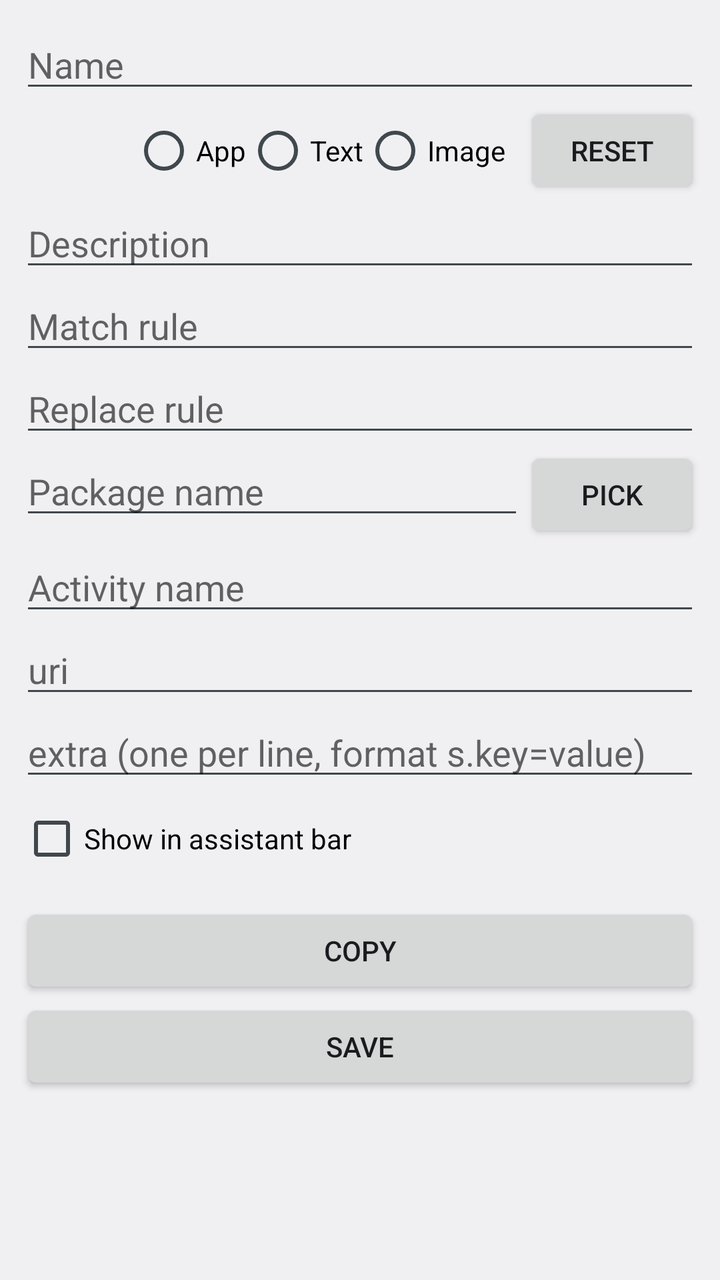
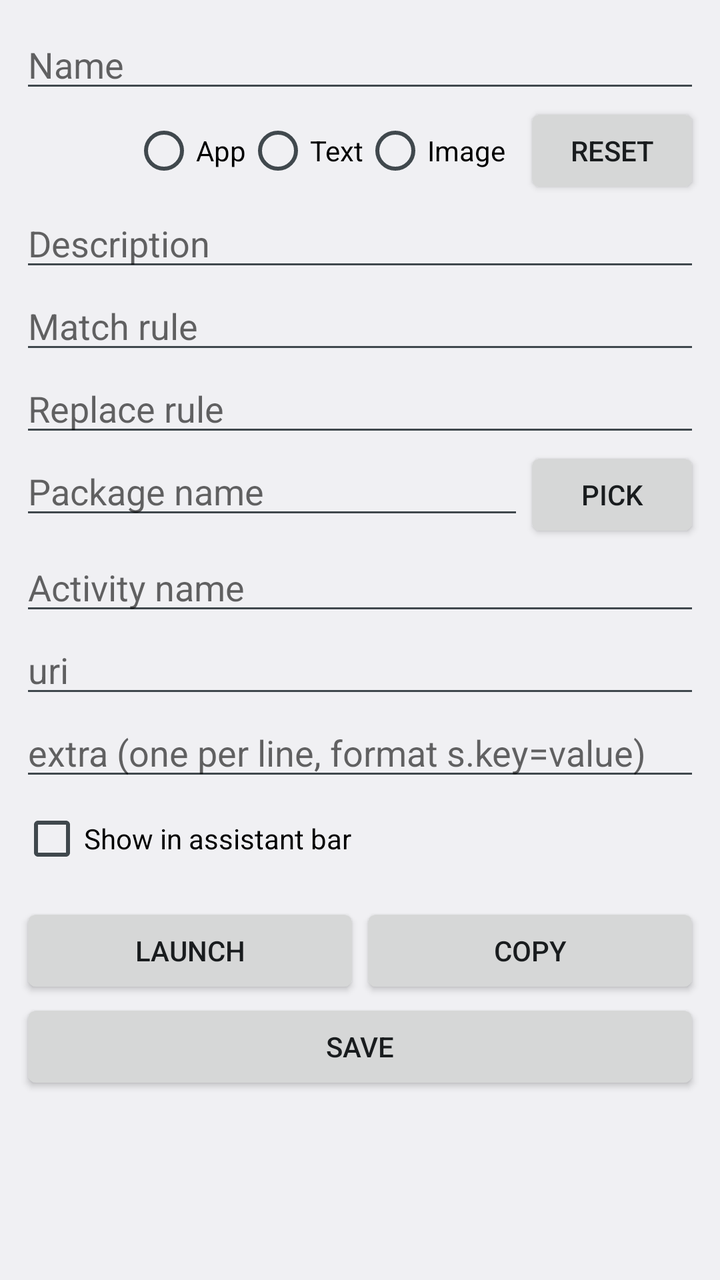

Screens rendered from an Android XML layout before and after an edit, with the pre-edit source and the edit as a unified diff.
<!-- AndroidManifest.xml: application theme AppTheme -->
<!-- res/layout/activity_jump_edit.xml -->
<?xml version="1.0" encoding="utf-8"?>
<ScrollView xmlns:android="http://schemas.android.com/apk/res/android"
    xmlns:tools="http://schemas.android.com/tools"
    android:layout_width="match_parent"
    android:layout_height="match_parent"
    android:fillViewport="true"
    android:fitsSystemWindows="true"
    tools:context=".JumpEditActivity"
    tools:ignore="Autofill,TextFields">

    <LinearLayout
        android:layout_width="match_parent"
        android:layout_height="wrap_content"
        android:orientation="vertical"
        android:padding="10dp">

        <EditText
            android:id="@+id/name"
            android:layout_width="match_parent"
            android:layout_height="wrap_content"
            android:hint="@string/name_hint" />

        <LinearLayout
            android:layout_width="match_parent"
            android:layout_height="wrap_content"
            android:gravity="center_vertical">

            <ImageView
                android:id="@+id/iconPreview"
                android:layout_width="48dp"
                android:layout_height="48dp"
                android:background="?android:attr/selectableItemBackground"
                android:contentDescription="@string/icon_desc"
                android:padding="4dp"
                android:scaleType="fitCenter" />

            <TextView
                android:id="@+id/iconValue"
                android:layout_width="0dp"
                android:layout_height="0dp"
                android:visibility="gone" />

            <RadioGroup
                android:id="@+id/iconTypeGroup"
                android:layout_width="0dp"
                android:layout_height="wrap_content"
                android:layout_marginStart="8dp"
                android:layout_weight="1"
                android:orientation="horizontal">

                <RadioButton
                    android:id="@+id/rb_app"
                    android:layout_width="wrap_content"
                    android:layout_height="wrap_content"
                    android:text="@string/icon_type_app" />

                <RadioButton
                    android:id="@+id/rb_text"
                    android:layout_width="wrap_content"
                    android:layout_height="wrap_content"
                    android:text="@string/icon_type_text" />

                <RadioButton
                    android:id="@+id/rb_image"
                    android:layout_width="wrap_content"
                    android:layout_height="wrap_content"
                    android:text="@string/icon_type_image" />
            </RadioGroup>

            <Button
                android:id="@+id/btn_reset_icon"
                android:layout_width="wrap_content"
                android:layout_height="wrap_content"
                android:text="@string/reset" />
        </LinearLayout>

        <EditText
            android:id="@+id/description"
            android:layout_width="match_parent"
            android:layout_height="wrap_content"
            android:hint="@string/description_hint" />

        <EditText
            android:id="@+id/matchRule"
            android:layout_width="match_parent"
            android:layout_height="wrap_content"
            android:hint="@string/match_rule_hint" />

        <EditText
            android:id="@+id/replaceRule"
            android:layout_width="match_parent"
            android:layout_height="wrap_content"
            android:hint="@string/replace_rule_hint" />

        <LinearLayout
            android:layout_width="match_parent"
            android:layout_height="wrap_content"
            android:orientation="horizontal">

            <EditText
                android:id="@+id/packageName"
                android:layout_width="0dp"
                android:layout_height="wrap_content"
                android:layout_weight="1"
                android:hint="@string/package_name_hint" />

            <Button
                android:id="@+id/btn_pick_app"
                android:layout_width="wrap_content"
                android:layout_height="wrap_content"
                android:text="@string/pick" />
        </LinearLayout>

        <EditText
            android:id="@+id/activity"
            android:layout_width="match_parent"
            android:layout_height="wrap_content"
            android:hint="@string/activity_name_hint" />

        <EditText
            android:id="@+id/uri"
            android:layout_width="match_parent"
            android:layout_height="wrap_content"
            android:hint="uri" />

        <EditText
            android:id="@+id/extra"
            android:layout_width="match_parent"
            android:layout_height="wrap_content"
            android:hint="@string/extra_hint" />

        <CheckBox
            android:id="@+id/cb_show_assistant"
            android:layout_width="wrap_content"
            android:layout_height="wrap_content"
            android:layout_marginTop="8dp"
            android:text="@string/show_in_assistant" />

        <LinearLayout
            android:layout_width="match_parent"
            android:layout_height="wrap_content"
            android:layout_marginTop="16dp"
            android:orientation="horizontal">

            <Button
                android:id="@+id/start"
                android:layout_width="0dp"
                android:layout_height="wrap_content"
                android:layout_weight="1"
                android:text="@string/launch"
                android:visibility="gone" />

            <Button
                android:id="@+id/copy"
                android:layout_width="0dp"
                android:layout_height="wrap_content"
                android:layout_weight="1"
                android:text="@string/copy" />
        </LinearLayout>

        <Button
            android:id="@+id/save"
            android:layout_width="match_parent"
            android:layout_height="wrap_content"
            android:text="@string/save" />

        <Button
            android:id="@+id/delete"
            android:layout_width="match_parent"
            android:layout_height="wrap_content"
            android:text="@string/delete"
            android:visibility="gone" />

        <TextView
            android:id="@+id/show"
            android:layout_width="match_parent"
            android:layout_height="wrap_content" />

    </LinearLayout>
</ScrollView>
<!-- resources referenced by this layout -->
<resources>
  <string name="activity_name_hint">Activity name</string>
  <string name="copy">Copy</string>
  <string name="delete">Delete</string>
  <string name="description_hint">Description</string>
  <string name="extra_hint">extra (one per line, format s.key=value)</string>
  <string name="icon_desc">Icon</string>
  <string name="icon_type_app">App</string>
  <string name="icon_type_image">Image</string>
  <string name="icon_type_text">Text</string>
  <string name="launch">Launch</string>
  <string name="match_rule_hint">Match rule</string>
  <string name="name_hint">Name</string>
  <string name="package_name_hint">Package name</string>
  <string name="pick">Pick</string>
  <string name="replace_rule_hint">Replace rule</string>
  <string name="reset">Reset</string>
  <string name="save">Save</string>
  <string name="show_in_assistant">Show in assistant bar</string>
  <style name="AppTheme" parent="@android:style/Theme.DeviceDefault.Light.NoActionBar">
          <item name="android:statusBarColor">@android:color/white</item>
          <item name="android:windowLightStatusBar">true</item>
      </style>
</resources>

<!-- the commit's change to res/layout/activity_jump_edit.xml (unified diff, before → after) -->
@@ -33,12 +33,6 @@
                 android:contentDescription="@string/icon_desc"
                 android:padding="4dp"
                 android:scaleType="fitCenter" />
-
-            <TextView
-                android:id="@+id/iconValue"
-                android:layout_width="0dp"
-                android:layout_height="0dp"
-                android:visibility="gone" />
 
             <RadioGroup
                 android:id="@+id/iconTypeGroup"
@@ -147,8 +141,7 @@
                 android:layout_width="0dp"
                 android:layout_height="wrap_content"
                 android:layout_weight="1"
-                android:text="@string/launch"
-                android:visibility="gone" />
+                android:text="@string/launch" />
 
             <Button
                 android:id="@+id/copy"
